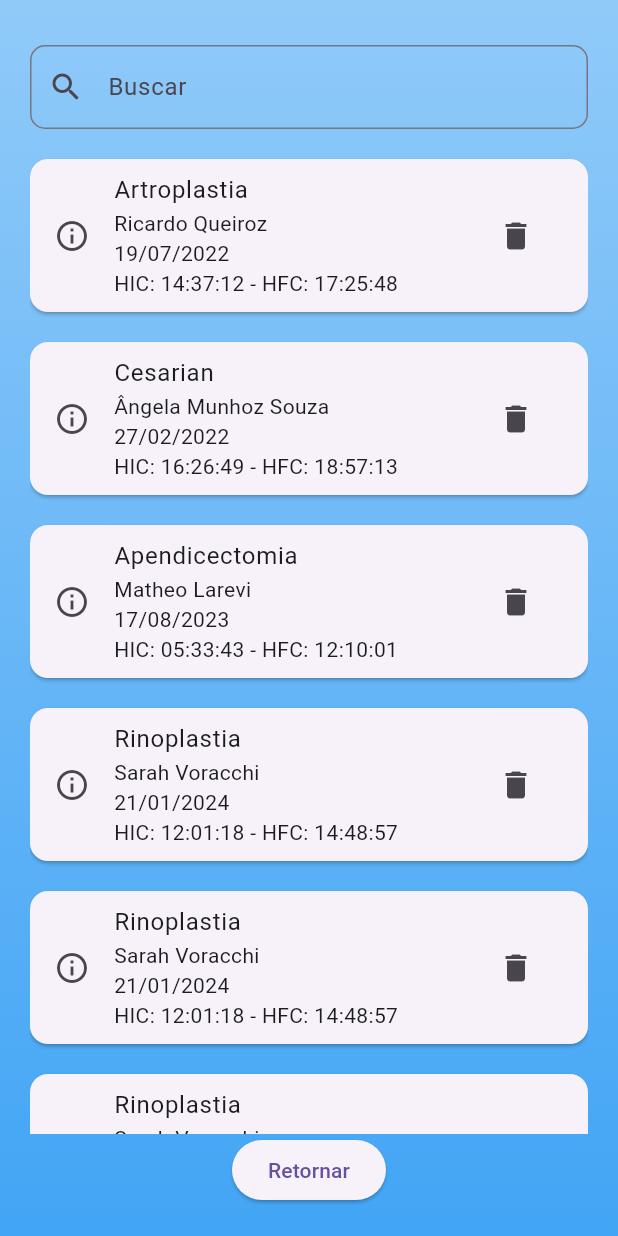
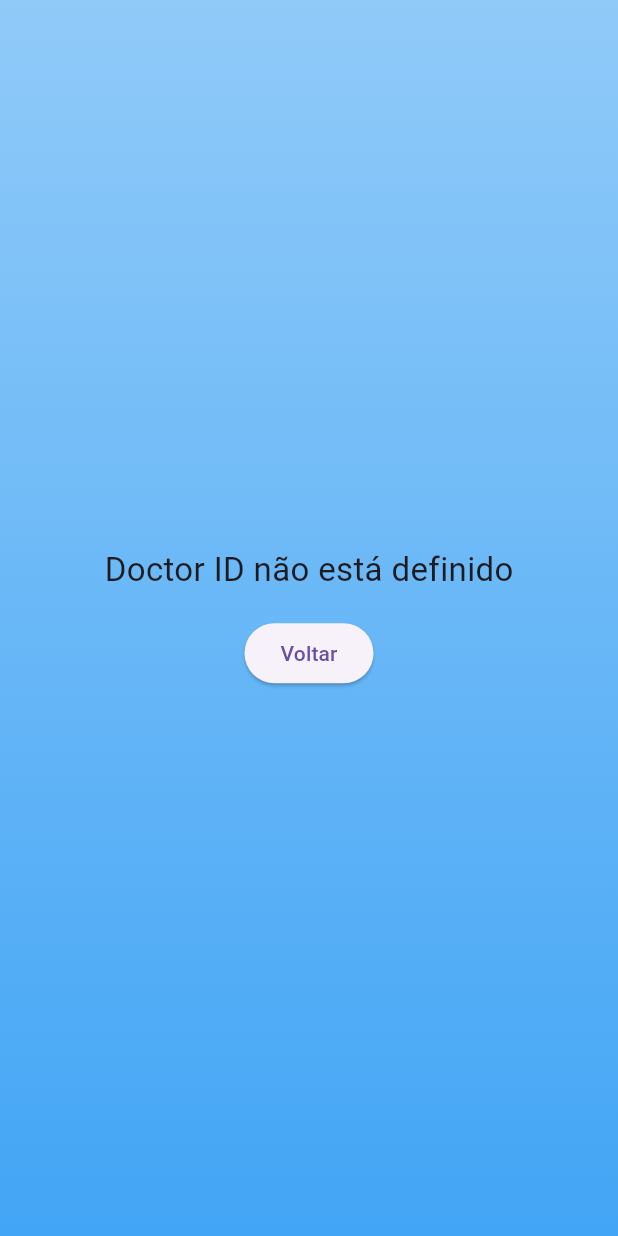
Before and after one commit to luborn-dev/med-assistance-frontend, a Flutter app: the ManageRecordingsScreen screen opened by its route, on a phone screen of 412 x 824 dp. Run offline on Flutter 3.47's test engine with Material 3 defaults, Android fonts, the phone set to English and light mode, and no system bars; our stand-ins replace flutter_typeahead, google_fonts, mask_text_input_formatter, pdf, permission_handler, printing and 1 more; missing offline and left inert: record; accounts and stored records are empty.

Commit message:
v.1.0 fully implemented

```diff
--- a/lib/screens/manage_recordings_screen.dart
+++ b/lib/screens/manage_recordings_screen.dart
@@ -1,9 +1,13 @@
 import 'package:flutter/material.dart';
-import 'package:med_assistance_frontend/screens/profile_screen.dart';
+import 'package:http/http.dart' as http;
+import 'dart:convert';
 import 'package:pdf/pdf.dart';
 import 'package:pdf/widgets.dart' as pw;
 import 'package:printing/printing.dart';
 import 'package:permission_handler/permission_handler.dart';
+import 'package:shared_preferences/shared_preferences.dart'; // Import para SharedPreferences
+
+import '../widget/gradient_container.dart';
 
 class ManageRecordingsScreen extends StatefulWidget {
   ManageRecordingsScreen({super.key});
@@ -13,105 +17,117 @@ class ManageRecordingsScreen extends StatefulWidget {
 }
 
 class _ManageRecordingsScreenState extends State<ManageRecordingsScreen> {
-  // Mock data
-  final List<Map<String, String>> mockRecordings = [
-    {
-      "procedure": "Artroplastia",
-      "patient": "Ricardo Queiroz",
-      "date": "19/07/2022",
-      "startTime": "14:37:12",
-      "endTime": "17:25:48",
-      "transcription": "Transcrição do áudio 1... (texto longo) Transcrição do áudio 1... (texto longo) Transcrição do áudio 1... (texto longo) Transcrição do áudio 1... (texto longo) Transcrição do áudio 1... (texto longo)",
+  List<dynamic> recordings = [];
+  bool isLoading = true;
+  String? doctorId;
+  String? errorMessage; // Novo estado para armazenar a mensagem de erro
+
+  @override
+  void initState() {
+    super.initState();
+    _requestPermissions();
+    _loadDoctorId().then((_) {
+      fetchRecordings();
+    });
+  }
+
+  Future<void> _loadDoctorId() async {
+    final prefs = await SharedPreferences.getInstance();
+    setState(() {
+      doctorId = prefs.getString('doctorId');
+    });
+  }
+
+  Future<void> showDeleteConfirmationDialog(String recordingId) async {
+    return showDialog<void>(
+      context: context,
+      barrierDismissible: false, // user must tap button!
+      builder: (BuildContext context) {
+        return AlertDialog(
+          title: const Text('Confirmar Exclusão'),
+          content: const SingleChildScrollView(
+            child: ListBody(
+              children: <Widget>[
+                Text('Você tem certeza que deseja excluir este procedimento?'),
+              ],
+            ),
+          ),
+          actions: <Widget>[
+            TextButton(
+              child: Text('Cancelar'),
+              onPressed: () {
+                Navigator.of(context).pop();
               },
-    {
-      "procedure": "Cesarian",
-      "patient": "Ângela Munhoz Souza",
-      "date": "27/02/2022",
-      "startTime": "16:26:49",
-      "endTime": "18:57:13",
-      "transcription": "Transcrição do áudio 2... (texto longo) Transcrição do áudio 2... (texto longo) Transcrição do áudio 2... (texto longo) Transcrição do áudio 2... (texto longo) Transcrição do áudio 2... (texto longo)",
+            ),
+            TextButton(
+              child: const Text('Confirmar'),
+              onPressed: () {
+                Navigator.of(context).pop();
+                deleteRecording(recordingId);
               },
-    {
-      "procedure": "Apendicectomia",
-      "patient": "Matheo Larevi",
-      "date": "17/08/2023",
-      "startTime": "05:33:43",
-      "endTime": "12:10:01",
-      "transcription": "Transcrição do áudio 3... (texto longo) Transcrição do áudio 3... (texto longo) Transcrição do áudio 3... (texto longo) Transcrição do áudio 3... (texto longo) Transcrição do áudio 3... (texto longo)",
+            ),
+          ],
+        );
       },
-    {
-      "procedure": "Rinoplastia",
-      "patient": "Sarah Voracchi",
-      "date": "21/01/2024",
-      "startTime": "12:01:18",
-      "endTime": "14:48:57",
-      "transcription": "Transcrição do áudio 4... (texto longo) Transcrição do áudio 4... (texto longo) Transcrição do áudio 4... (texto longo) Transcrição do áudio 4... (texto longo) Transcrição do áudio 4... (texto longo)",
-    },
-    {
-      "procedure": "Rinoplastia",
-      "patient": "Sarah Voracchi",
-      "date": "21/01/2024",
-      "startTime": "12:01:18",
-      "endTime": "14:48:57",
-      "transcription": "Transcrição do áudio 4... (texto longo) Transcrição do áudio 4... (texto longo) Transcrição do áudio 4... (texto longo) Transcrição do áudio 4... (texto longo) Transcrição do áudio 4... (texto longo)",
-    },
-    {
-      "procedure": "Rinoplastia",
-      "patient": "Sarah Voracchi",
-      "date": "21/01/2024",
-      "startTime": "12:01:18",
-      "endTime": "14:48:57",
-      "transcription": "Transcrição do áudio 4... (texto longo) Transcrição do áudio 4... (texto longo) Transcrição do áudio 4... (texto longo) Transcrição do áudio 4... (texto longo) Transcrição do áudio 4... (texto longo)",
-    },
-    {
-      "procedure": "Rinoplastia",
-      "patient": "Sarah Voracchi",
-      "date": "21/01/2024",
-      "startTime": "12:01:18",
-      "endTime": "14:48:57",
-      "transcription": "Transcrição do áudio 4... (texto longo) Transcrição do áudio 4... (texto longo) Transcrição do áudio 4... (texto longo) Transcrição do áudio 4... (texto longo) Transcrição do áudio 4... (texto longo)",
-    },
-    {
-      "procedure": "Rinoplastia",
-      "patient": "Sarah Voracchi",
-      "date": "21/01/2024",
-      "startTime": "12:01:18",
-      "endTime": "14:48:57",
-      "transcription": "Transcrição do áudio 4... (texto longo) Transcrição do áudio 4... (texto longo) Transcrição do áudio 4... (texto longo) Transcrição do áudio 4... (texto longo) Transcrição do áudio 4... (texto longo)",
-    },
-    {
-      "procedure": "Rinoplastia",
-      "patient": "Sarah Voracchi",
-      "date": "21/01/2024",
-      "startTime": "12:01:18",
-      "endTime": "14:48:57",
-      "transcription": "Transcrição do áudio 4... (texto longo) Transcrição do áudio 4... (texto longo) Transcrição do áudio 4... (texto longo) Transcrição do áudio 4... (texto longo) Transcrição do áudio 4... (texto longo)",
-    },
-    {
-      "procedure": "Rinoplastia",
-      "patient": "Sarah Voracchi",
-      "date": "21/01/2024",
-      "startTime": "12:01:18",
-      "endTime": "14:48:57",
-      "transcription": "Transcrição do áudio 4... (texto longo) Transcrição do áudio 4... (texto longo) Transcrição do áudio 4... (texto longo) Transcrição do áudio 4... (texto longo) Transcrição do áudio 4... (texto longo)",
-    },
-    {
-      "procedure": "Rinoplastia",
-      "patient": "Sarah Voracchi",
-      "date": "21/01/2024",
-      "startTime": "12:01:18",
-      "endTime": "14:48:57",
-      "transcription": "Transcrição do áudio 4... (texto longo) Transcrição do áudio 4... (texto longo) Transcrição do áudio 4... (texto longo) Transcrição do áudio 4... (texto longo) Transcrição do áudio 4... (texto longo)",
-    },
-    {
-      "procedure": "Rinoplastia",
-      "patient": "Sarah Voracchi",
-      "date": "21/01/2024",
-      "startTime": "12:01:18",
-      "endTime": "14:48:57",
-      "transcription": "Transcrição do áudio 4... (texto longo) Transcrição do áudio 4... (texto longo) Transcrição do áudio 4... (texto longo) Transcrição do áudio 4... (texto longo) Transcrição do áudio 4... (texto longo)",
-    },
-  ];
+    );
+  }
+
+  Future<void> deleteRecording(String recordingId) async {
+    final response = await http.delete(
+      Uri.parse('http://10.0.2.2:8000/api/procedures/$recordingId'),
+      headers: {'Content-Type': 'application/json; charset=UTF-8'},
+    );
+
+    if (response.statusCode == 200) {
+      setState(() {
+        recordings.removeWhere((recording) => recording['_id'] == recordingId);
+      });
+      ScaffoldMessenger.of(context).showSnackBar(
+        const SnackBar(content: Text('Procedimento deletado com sucesso')),
+      );
+      await fetchRecordings();
+    } else {
+      ScaffoldMessenger.of(context).showSnackBar(
+        const SnackBar(content: Text('Falha ao deletar o procedimento')),
+      );
+    }
+  }
+
+  Future<void> fetchRecordings() async {
+    if (doctorId == null) {
+      // Trate o caso onde doctorId não está definido
+      setState(() {
+        isLoading = false;
+        errorMessage = 'Doctor ID não está definido';
+      });
+      return;
+    }
+
+    final response = await http.get(
+      Uri.parse('http://10.0.2.2:8000/api/procedures?doctor_id=$doctorId'),
+      headers: {'Content-Type': 'application/json; charset=UTF-8'},
+    );
+    if (response.statusCode == 200) {
+      setState(() {
+        recordings = json.decode(utf8.decode(response.bodyBytes));
+
+        isLoading = false;
+      });
+    } else if (response.statusCode == 404) {
+      // Handle 404 status
+      setState(() {
+        isLoading = false;
+        errorMessage =
+            'Você não tem nenhum procedimento registrado em seu nome.';
+      });
+    } else {
+      // Handle other errors
+      setState(() {
+        isLoading = false;
+        errorMessage = 'Failed to load recordings';
+      });
+    }
+  }
 
   Future<void> _exportToPDF(String title, String content) async {
     final pdf = pw.Document();
@@ -130,17 +146,12 @@ class _ManageRecordingsScreenState extends State<ManageRecordingsScreen> {
         ),
       ),
     );
-    await Printing.layoutPdf(onLayout: (PdfPageFormat format) async => pdf.save());
+    await Printing.layoutPdf(
+        onLayout: (PdfPageFormat format) async => pdf.save());
   }
 
   Future<void> _requestPermissions() async {
     await [Permission.storage].request();
-  }
-
-  @override
-  void initState() {
-    super.initState();
-    _requestPermissions();
   }
 
   @override
@@ -149,7 +160,28 @@ class _ManageRecordingsScreenState extends State<ManageRecordingsScreen> {
       body: GradientContainer(
         child: Padding(
           padding: const EdgeInsets.all(20.0),
+          child: isLoading
+              ? const Center(child: CircularProgressIndicator())
+              : errorMessage != null
+                  ? Center(
                       child: Column(
+                        mainAxisAlignment: MainAxisAlignment.center,
+                        children: [
+                          Text(
+                            errorMessage!,
+                            style: const TextStyle(
+                              fontSize: 22,
+                            ),
+                          ),
+                          const SizedBox(height: 16),
+                          ElevatedButton(
+                              onPressed: () =>
+                                  Navigator.pushNamed(context, "/main"),
+                              child: const Text("Voltar"))
+                        ],
+                      ),
+                    )
+                  : Column(
                       children: [
                         const SizedBox(height: 10),
                         TextField(
@@ -164,51 +196,63 @@ class _ManageRecordingsScreenState extends State<ManageRecordingsScreen> {
                         const SizedBox(height: 10),
                         Expanded(
                           child: ListView.builder(
-                  itemCount: mockRecordings.length,
+                            itemCount: recordings.length,
                             itemBuilder: (context, index) {
-                    final recording = mockRecordings[index];
+                              final recording = recordings[index];
                               return Card(
-                      margin: const EdgeInsets.symmetric(vertical: 10),
+                                margin:
+                                    const EdgeInsets.symmetric(vertical: 10),
                                 child: ExpansionTile(
                                   leading: const Icon(Icons.info_outline),
-                        title: Text(recording['procedure']!),
+                                  title: Text(
+                                      recording['exact_procedure_name'] ?? ''),
                                   subtitle: Column(
-                          crossAxisAlignment: CrossAxisAlignment.start,
+                                    crossAxisAlignment:
+                                        CrossAxisAlignment.start,
                                     children: [
-                            Text(recording['patient']!),
-                            Text(recording['date']!),
-                            Text(
-                                'HIC: ${recording['startTime']} - HFC: ${recording['endTime']}'),
+                                      Text(recording['patient_name'] ?? ''),
+                                      Text(recording['procedure_type'] ?? ''),
                                     ],
                                   ),
                                   trailing: IconButton(
                                     icon: const Icon(Icons.delete),
                                     onPressed: () {
-                            // Implement delete functionality
+                                      final recordingId = recording['id'];
+                                      showDeleteConfirmationDialog(recordingId);
                                     },
                                   ),
                                   children: [
                                     Padding(
                                       padding: const EdgeInsets.all(8.0),
                                       child: Column(
-                              crossAxisAlignment: CrossAxisAlignment.start,
+                                        crossAxisAlignment:
+                                            CrossAxisAlignment.start,
                                         children: [
                                           const Text(
                                             'Transcrição:',
-                                  style: TextStyle(fontWeight: FontWeight.bold),
+                                            style: TextStyle(
+                                                fontWeight: FontWeight.bold),
                                           ),
                                           const SizedBox(height: 5),
                                           Text(
-                                  recording['transcription']!.length > 200
-                                      ? '${recording['transcription']!.substring(0, 200)}...'
-                                      : recording['transcription']!,
+                                            recording['transcription']?.length >
+                                                    200
+                                                ? '${recording['transcription'].substring(0, 200)}...'
+                                                : recording['transcription'] ??
+                                                    '',
                                           ),
                                           const SizedBox(height: 5),
                                           IconButton(
-                                  icon: const Icon(Icons.picture_as_pdf),
+                                            icon: const Icon(
+                                                Icons.picture_as_pdf),
                                             onPressed: () {
-                                    _exportToPDF(recording['procedure']!,
-                                        recording['transcription']!);
+                                              _exportToPDF(
+                                                recording[
+                                                        'exact_procedure_name'] ??
+                                                    '',
+                                                recording['transcription'] ??
+                                                    '',
+                                              );
                                             },
                                           ),
                                         ],
```
Also changed, not shown: lib/screens/login_screen.dart (+4 -3 lines), lib/screens/patient_registration_screen.dart (+16 -0 lines), lib/screens/pre_recording_screen.dart (+65 -77 lines), lib/screens/recording_screen.dart (+45 -12 lines). Lines whose indentation alone changed are shown as unchanged.
